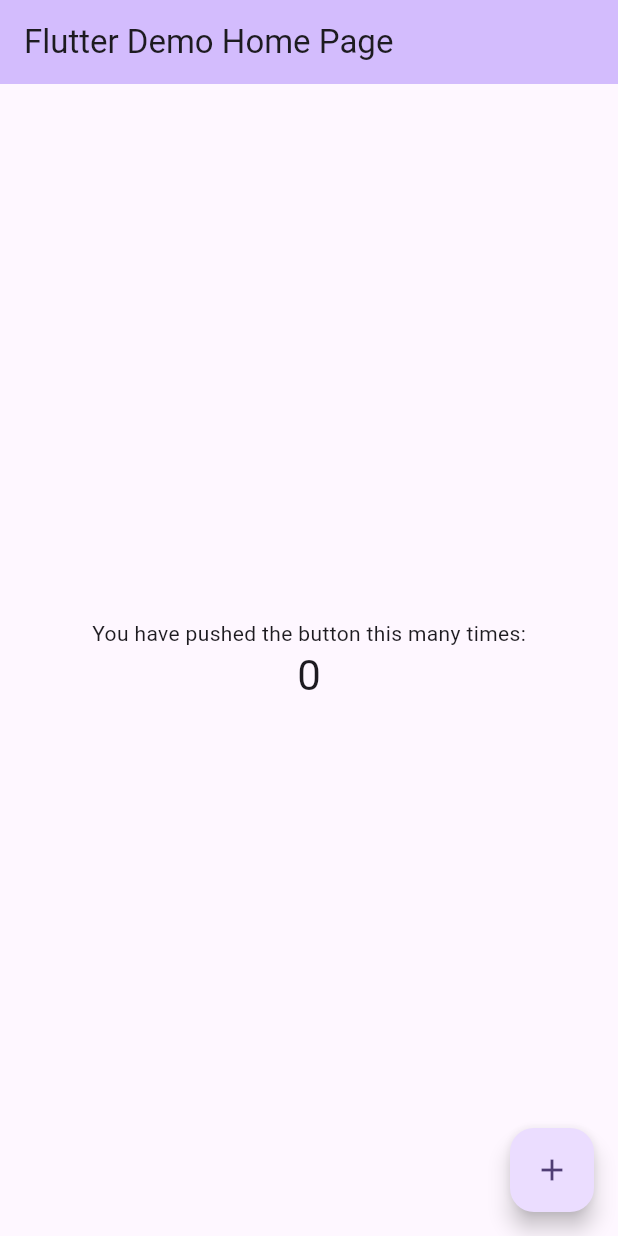
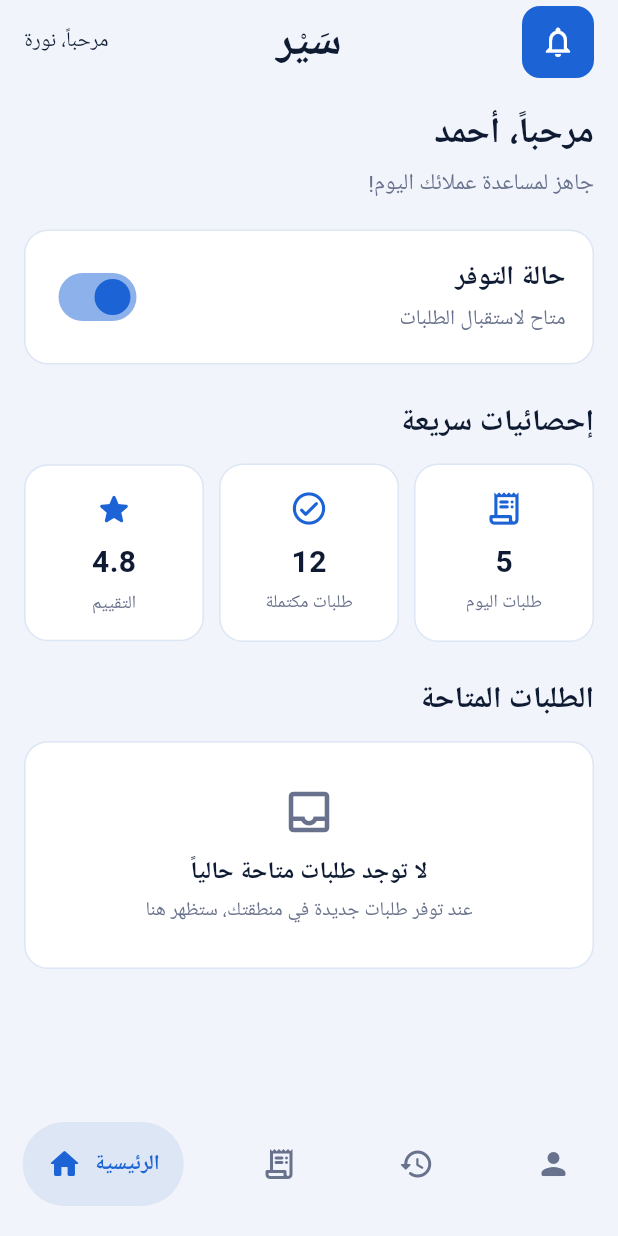
Before and after one commit to reemaz-1/Seer-, a Flutter app: the screen it shows after launch, on a phone screen of 412 x 824 dp. Run offline on Flutter 3.47's test engine with Material 3 defaults, Android fonts, the light colour scheme and no system bars; drawn by our look-alikes of google_nav_bar; our stand-ins replace cloud_firestore, firebase_auth, firebase_core; missing offline and left inert: firebase_app_check; accounts and stored records are empty.

Commit message:
Add provider UI screens and MVC structure

```diff
--- a/provider/lib/main.dart
+++ b/provider/lib/main.dart
@@ -1,126 +1,27 @@
 import 'package:flutter/material.dart';
 import 'package:firebase_core/firebase_core.dart';
+
 import 'firebase_options.dart';
+import 'views/service_provider_main.dart';
 
 void main() async {
   WidgetsFlutterBinding.ensureInitialized();
-  await Firebase.initializeApp(options: DefaultFirebaseOptions.currentPlatform);
+
+  await Firebase.initializeApp(
+    options: DefaultFirebaseOptions.currentPlatform,
+  );
+
   runApp(const MyApp());
 }
 
 class MyApp extends StatelessWidget {
   const MyApp({super.key});
 
-  // This widget is the root of your application.
   @override
   Widget build(BuildContext context) {
-    return MaterialApp(
-      title: 'Flutter Demo',
-      theme: ThemeData(
-        // This is the theme of your application.
-        //
-        // TRY THIS: Try running your application with "flutter run". You'll see
-        // the application has a purple toolbar. Then, without quitting the app,
-        // try changing the seedColor in the colorScheme below to Colors.green
-        // and then invoke "hot reload" (save your changes or press the "hot
-        // reload" button in a Flutter-supported IDE, or press "r" if you used
-        // the command line to start the app).
-        //
-        // Notice that the counter didn't reset back to zero; the application
-        // state is not lost during the reload. To reset the state, use hot
-        // restart instead.
-        //
-        // This works for code too, not just values: Most code changes can be
-        // tested with just a hot reload.
-        colorScheme: .fromSeed(seedColor: Colors.deepPurple),
-      ),
-      home: const MyHomePage(title: 'Flutter Demo Home Page'),
+    return const MaterialApp(
+      debugShowCheckedModeBanner: false,
+      home: ServiceProviderMain(),
     );
   }
 }
-
-class MyHomePage extends StatefulWidget {
-  const MyHomePage({super.key, required this.title});
-
-  // This widget is the home page of your application. It is stateful, meaning
-  // that it has a State object (defined below) that contains fields that affect
-  // how it looks.
-
-  // This class is the configuration for the state. It holds the values (in this
-  // case the title) provided by the parent (in this case the App widget) and
-  // used by the build method of the State. Fields in a Widget subclass are
-  // always marked "final".
-
-  final String title;
-
-  @override
-  State<MyHomePage> createState() => _MyHomePageState();
-}
-
-class _MyHomePageState extends State<MyHomePage> {
-  int _counter = 0;
-
-  void _incrementCounter() {
-    setState(() {
-      // This call to setState tells the Flutter framework that something has
-      // changed in this State, which causes it to rerun the build method below
-      // so that the display can reflect the updated values. If we changed
-      // _counter without calling setState(), then the build method would not be
-      // called again, and so nothing would appear to happen.
-      _counter++;
-    });
-  }
-
-  @override
-  Widget build(BuildContext context) {
-    // This method is rerun every time setState is called, for instance as done
-    // by the _incrementCounter method above.
-    //
-    // The Flutter framework has been optimized to make rerunning build methods
-    // fast, so that you can just rebuild anything that needs updating rather
-    // than having to individually change instances of widgets.
-    return Scaffold(
-      appBar: AppBar(
-        // TRY THIS: Try changing the color here to a specific color (to
-        // Colors.amber, perhaps?) and trigger a hot reload to see the AppBar
-        // change color while the other colors stay the same.
-        backgroundColor: Theme.of(context).colorScheme.inversePrimary,
-        // Here we take the value from the MyHomePage object that was created by
-        // the App.build method, and use it to set our appbar title.
-        title: Text(widget.title),
-      ),
-      body: Center(
-        // Center is a layout widget. It takes a single child and positions it
-        // in the middle of the parent.
-        child: Column(
-          // Column is also a layout widget. It takes a list of children and
-          // arranges them vertically. By default, it sizes itself to fit its
-          // children horizontally, and tries to be as tall as its parent.
-          //
-          // Column has various properties to control how it sizes itself and
-          // how it positions its children. Here we use mainAxisAlignment to
-          // center the children vertically; the main axis here is the vertical
-          // axis because Columns are vertical (the cross axis would be
-          // horizontal).
-          //
-          // TRY THIS: Invoke "debug painting" (choose the "Toggle Debug Paint"
-          // action in the IDE, or press "p" in the console), to see the
-          // wireframe for each widget.
-          mainAxisAlignment: .center,
-          children: [
-            const Text('You have pushed the button this many times:'),
-            Text(
-              '$_counter',
-              style: Theme.of(context).textTheme.headlineMedium,
-            ),
-          ],
-        ),
-      ),
-      floatingActionButton: FloatingActionButton(
-        onPressed: _incrementCounter,
-        tooltip: 'Increment',
-        child: const Icon(Icons.add),
-      ),
-    );
-  }
-}
--- /dev/null
+++ b/provider/lib/views/current_order.dart
@@ -0,0 +1,19 @@
+import 'package:flutter/material.dart';
+
+class ProviderCurrentOrder extends StatelessWidget {
+  const ProviderCurrentOrder({super.key});
+
+  @override
+  Widget build(BuildContext context) {
+    return const Center(
+      child: Text(
+        'لا يوجد طلب حالي',
+        textDirection: TextDirection.rtl,
+        style: TextStyle(
+          fontSize: 18,
+          color: Color(0xFF69728C),
+        ),
+      ),
+    );
+  }
+}
--- /dev/null
+++ b/provider/lib/views/history.dart
@@ -0,0 +1,20 @@
+import 'package:flutter/material.dart';
+
+class ProviderHistory extends StatelessWidget {
+  const ProviderHistory({super.key});
+
+
+  @override
+  Widget build(BuildContext context) {
+    return const Center(
+      child: Text(
+        'لا يوجد سجل للطلبات حتى الآن',
+        textDirection: TextDirection.rtl,
+        style: TextStyle(
+          fontSize: 18,
+          color: Color(0xFF69728C),
+        ),
+      ),
+    );
+  }
+}
--- /dev/null
+++ b/provider/lib/views/home.dart
@@ -0,0 +1,279 @@
+import 'package:flutter/material.dart';
+
+class ProviderHome extends StatefulWidget {
+  const ProviderHome({super.key});
+
+  @override
+  State<ProviderHome> createState() => _ProviderHomeState();
+}
+
+class _ProviderHomeState extends State<ProviderHome> {
+  bool isAvailable = true;
+
+  @override
+  Widget build(BuildContext context) {
+    return Padding(
+      padding: const EdgeInsets.all(16),
+
+      child: Column(
+        crossAxisAlignment: CrossAxisAlignment.stretch,
+        children: [
+
+          // Greeting
+          Row(
+            mainAxisAlignment: MainAxisAlignment.end,
+            children: [
+              Column(
+                crossAxisAlignment: CrossAxisAlignment.end,
+                children: [
+                  const Text(
+                    'مرحباً، أحمد',
+                    textDirection: TextDirection.rtl,
+                    style: TextStyle(
+                      color: Color(0xFF0E1B33),
+                      fontSize: 24,
+                      fontWeight: FontWeight.bold,
+                    ),
+                  ),
+
+                  const SizedBox(height: 4),
+
+                  const Text(
+                    'جاهز لمساعدة عملائك اليوم!',
+                    textDirection: TextDirection.rtl,
+                    style: TextStyle(
+                      color: Color(0xFF69728C),
+                      fontSize: 15,
+                    ),
+                  ),
+                ],
+              ),
+            ],
+          ),
+
+          const SizedBox(height: 20),
+
+          // Availability Card
+          Container(
+            padding: const EdgeInsets.all(18),
+            decoration: BoxDecoration(
+              color: Colors.white,
+              borderRadius: BorderRadius.circular(16),
+              border: Border.all(
+                color: const Color(0xFFDCE6F5),
+              ),
+            ),
+
+            child: Row(
+              mainAxisAlignment: MainAxisAlignment.spaceBetween,
+              children: [
+
+                // Availability Switch
+                Switch(
+                  value: isAvailable,
+                  activeThumbColor: const Color(0xFF1C63D6),
+                  onChanged: (value) {
+                    setState(() {
+                      isAvailable = value;
+                    });
+                  },
+                ),
+
+                // Availability Text
+                Column(
+                  crossAxisAlignment: CrossAxisAlignment.end,
+                  children: [
+                    const Text(
+                      'حالة التوفر',
+                      textDirection: TextDirection.rtl,
+                      style: TextStyle(
+                        color: Color(0xFF0E1B33),
+                        fontSize: 18,
+                        fontWeight: FontWeight.w600,
+                      ),
+                    ),
+
+                    const SizedBox(height: 4),
+
+                    Text(
+                      isAvailable
+                          ? 'متاح لاستقبال الطلبات'
+                          : 'غير متاح',
+                      textDirection: TextDirection.rtl,
+                      style: const TextStyle(
+                        color: Color(0xFF69728C),
+                        fontSize: 14,
+                      ),
+                    ),
+                  ],
+                ),
+              ],
+            ),
+          ),
+
+          const SizedBox(height: 24),
+// Quick Statistics Title
+const Text(
+  'إحصائيات سريعة',
+  textDirection: TextDirection.rtl,
+  textAlign: TextAlign.right,
+  style: TextStyle(
+    color: Color(0xFF0E1B33),
+    fontSize: 20,
+    fontWeight: FontWeight.w700,
+  ),
+),
+
+const SizedBox(height: 12),
+
+// Statistics Cards
+Row(
+  children: [
+    Expanded(
+      child: _buildStatCard(
+        icon: Icons.star_rounded,
+        value: '4.8',
+        label: 'التقييم',
+      ),
+    ),
+
+    const SizedBox(width: 10),
+
+    Expanded(
+      child: _buildStatCard(
+        icon: Icons.check_circle_outline_rounded,
+        value: '12',
+        label: 'طلبات مكتملة',
+      ),
+    ),
+
+    const SizedBox(width: 10),
+
+    Expanded(
+      child: _buildStatCard(
+        icon: Icons.receipt_long_rounded,
+        value: '5',
+        label: 'طلبات اليوم',
+      ),
+    ),
+  ],
+),
+
+const SizedBox(height: 24),
+
+          // Available Requests
+          const Text(
+            'الطلبات المتاحة',
+            textDirection: TextDirection.rtl,
+            textAlign: TextAlign.right,
+            style: TextStyle(
+              color: Color(0xFF0E1B33),
+              fontSize: 20,
+              fontWeight: FontWeight.w700,
+            ),
+          ),
+         const SizedBox(height: 12),
+
+// No available requests yet
+Container(
+  padding: const EdgeInsets.symmetric(
+    vertical: 28,
+    horizontal: 16,
+  ),
+  decoration: BoxDecoration(
+    color: Colors.white,
+    borderRadius: BorderRadius.circular(16),
+    border: Border.all(
+      color: const Color(0xFFDCE6F5),
+    ),
+  ),
+  child: const Column(
+    children: [
+      Icon(
+        Icons.inbox_outlined,
+        color: Color(0xFF69728C),
+        size: 36,
+      ),
+
+      SizedBox(height: 10),
+
+      Text(
+        'لا توجد طلبات متاحة حالياً',
+        textDirection: TextDirection.rtl,
+        style: TextStyle(
+          color: Color(0xFF0E1B33),
+          fontSize: 16,
+          fontWeight: FontWeight.w600,
+        ),
+      ),
+
+      SizedBox(height: 5),
+
+      Text(
+        'عند توفر طلبات جديدة في منطقتك، ستظهر هنا',
+        textDirection: TextDirection.rtl,
+        textAlign: TextAlign.center,
+        style: TextStyle(
+          color: Color(0xFF69728C),
+          fontSize: 13,
+        ),
+      ),
+    ],
+  ),
+),
+        ],
+      ),
+    );
+  }
+  Widget _buildStatCard({
+  required IconData icon,
+  required String value,
+  required String label,
+}) {
+  return Container(
+    padding: const EdgeInsets.symmetric(
+      vertical: 16,
+      horizontal: 8,
+    ),
+    decoration: BoxDecoration(
+      color: Colors.white,
+      borderRadius: BorderRadius.circular(16),
+      border: Border.all(
+        color: const Color(0xFFDCE6F5),
+      ),
+    ),
+    child: Column(
+      children: [
+        Icon(
+          icon,
+          color: const Color(0xFF1C63D6),
+          size: 26,
+        ),
+
+        const SizedBox(height: 8),
+
+        Text(
+          value,
+          style: const TextStyle(
+            color: Color(0xFF0E1B33),
+            fontSize: 20,
+            fontWeight: FontWeight.bold,
+          ),
+        ),
+
+        const SizedBox(height: 4),
+
+        Text(
+          label,
+          textDirection: TextDirection.rtl,
+          textAlign: TextAlign.center,
+          style: const TextStyle(
+            color: Color(0xFF69728C),
+            fontSize: 12,
+          ),
+        ),
+      ],
+    ),
+  );
+}
+}
--- /dev/null
+++ b/provider/lib/views/service_provider_main.dart
@@ -0,0 +1,135 @@
+import 'package:flutter/material.dart';
+import 'package:google_nav_bar/google_nav_bar.dart';
+import 'home.dart';
+import 'history.dart';
+import 'notifications.dart';
+
+class ServiceProviderMain extends StatefulWidget {
+  const ServiceProviderMain({Key? key}) : super(key: key);
+
+  @override
+  State<ServiceProviderMain> createState() =>
+      _ServiceProviderMainState();
+}
+
+class _ServiceProviderMainState extends State<ServiceProviderMain> {
+  int selectedIndex = 0;
+
+  @override
+  Widget build(BuildContext context) {
+    return Scaffold(
+      // Provider background
+      backgroundColor: const Color(0xFFF1F4FA),
+
+    body: selectedIndex == 2
+    ? ProviderHistory()
+    : const ProviderHome(),
+
+      // Upper Bar
+      appBar: AppBar(
+        backgroundColor: const Color(0xFFF1F4FA),
+        elevation: 0,
+        centerTitle: true,
+
+        // Left side
+        leadingWidth: 130,
+        leading: const Padding(
+          padding: EdgeInsets.only(left: 16),
+          child: Align(
+            alignment: Alignment.centerLeft,
+            child: Text(
+              'مرحباً، نورة',
+              style: TextStyle(
+                color: Color(0xFF0E1B33),
+                fontSize: 14,
+                fontWeight: FontWeight.w500,
+              ),
+            ),
+          ),
+        ),
+
+        // Center
+        title: const Text(
+          'سَيْر',
+          style: TextStyle(
+            color: Color(0xFF0E1B33),
+            fontSize: 30,
+            fontWeight: FontWeight.w700,
+            letterSpacing: 2.0,
+          ),
+        ),
+
+        // Right side
+        actions: [
+          Padding(
+            padding: const EdgeInsets.only(right: 16),
+            child: Container(
+              decoration: BoxDecoration(
+                color: const Color(0xFF1C63D6),
+                borderRadius: BorderRadius.circular(12),
+              ),
+              child: IconButton(
+                onPressed: () {
+  Navigator.push(
+    context,
+    MaterialPageRoute(
+      builder: (context) => const ProviderNotifications(),
+    ),
+  );
+},
+                icon: const Icon(
+                  Icons.notifications_none,
+                  color: Colors.white,
+                ),
+              ),
+            ),
+          ),
+        ],
+      ),
+
+      // Bottom Bar
+      bottomNavigationBar: Container(
+        color: const Color(0xFFF1F4FA),
+        child: Padding(
+          padding: const EdgeInsets.symmetric(
+            horizontal: 15.0,
+            vertical: 20.0,
+          ),
+          child: GNav(
+            backgroundColor: Colors.transparent,
+            color: const Color(0xFF69728C),
+            activeColor: const Color(0xFF1C63D6),
+            tabBackgroundColor: const Color(0xFFDCE6F5),
+            padding: const EdgeInsets.all(16),
+            gap: 8,
+
+            onTabChange: (index) {
+              setState(() {
+                selectedIndex = index;
+              });
+            },
+
+            tabs: const [
+  GButton(
+    icon: Icons.home_rounded,
+    text: 'الرئيسية',
+  ),
+ GButton(
+  icon: Icons.receipt_long_rounded,
+  text: 'الطلب الحالي',
+),
+  GButton(
+    icon: Icons.history_rounded,
+    text: 'السجل',
+  ),
+  GButton(
+    icon: Icons.person_rounded,
+    text: 'الحساب',
+  ),
+],
+          ),
+        ),
+      ),
+    );
+  }
+}
--- a/provider/pubspec.yaml
+++ b/provider/pubspec.yaml
@@ -37,6 +37,7 @@ dependencies:
   firebase_core: ^3.6.0
   firebase_auth: ^5.3.1
   cloud_firestore: ^5.4.3
+  google_nav_bar: ^5.0.7
 
 dev_dependencies:
   flutter_test:
```
Also changed, not shown: provider/lib/views/notifications.dart (added), provider/pubspec.lock.
